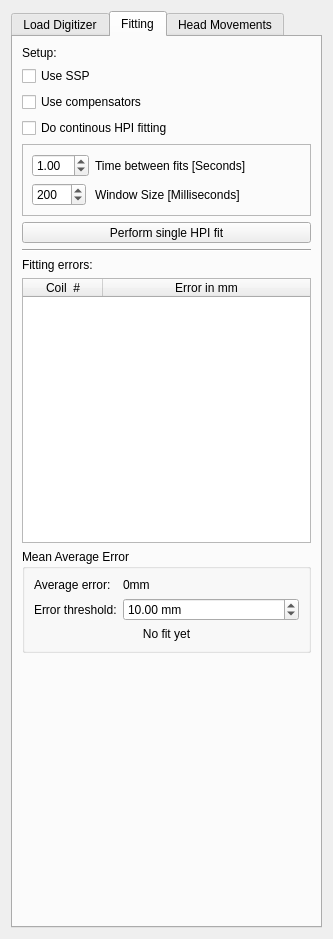
Before: the Qt Designer form libraries/disp/viewers/formfiles/hpisettingsview.ui in mne-tools/mne-cpp, drawn with Qt 5.
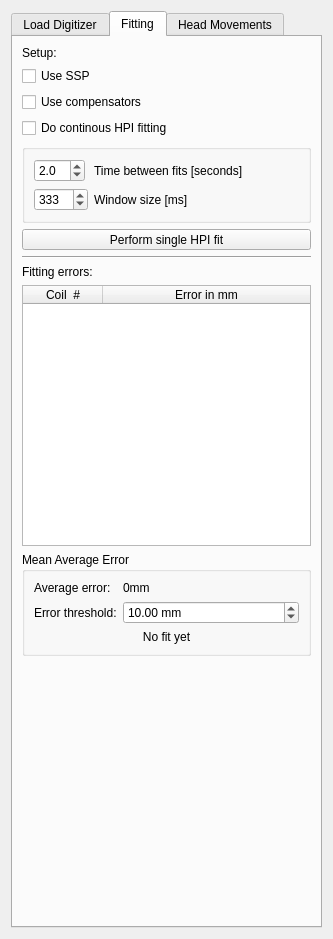
After: the same form once the commit is applied. The open tabs and pages were chosen to show the change.

Commit message: maint: make new spin box to avoid shadowing from old names

Diff of the .ui file:
```diff
--- a/libraries/disp/viewers/formfiles/hpisettingsview.ui
+++ b/libraries/disp/viewers/formfiles/hpisettingsview.ui
@@ -327,42 +327,37 @@
         </widget>
        </item>
        <item>
-        <widget class="QFrame" name="frame_samplesToFit">
+        <widget class="QGroupBox" name="groupBox_3">
          <property name="sizePolicy">
-          <sizepolicy hsizetype="Minimum" vsizetype="Preferred">
+          <sizepolicy hsizetype="Minimum" vsizetype="Minimum">
            <horstretch>0</horstretch>
            <verstretch>0</verstretch>
           </sizepolicy>
          </property>
-         <property name="minimumSize">
-          <size>
-           <width>61</width>
-           <height>35</height>
-          </size>
-         </property>
-         <property name="frameShape">
-          <enum>QFrame::StyledPanel</enum>
-         </property>
-         <property name="frameShadow">
-          <enum>QFrame::Raised</enum>
+         <property name="title">
+          <string/>
          </property>
          <layout class="QFormLayout" name="formLayout_5">
+          <item row="1" column="0">
+           <widget class="QSpinBox" name="m_spinBox_windowSize">
+            <property name="minimum">
+             <number>200</number>
+            </property>
+            <property name="maximum">
+             <number>1000</number>
+            </property>
+            <property name="singleStep">
+             <number>100</number>
+            </property>
+            <property name="value">
+             <number>333</number>
+            </property>
+           </widget>
+          </item>
           <item row="0" column="0">
-           <widget class="QDoubleSpinBox" name="m_doubleSpinBox_fittingRepetitionTime">
-            <property name="sizePolicy">
-             <sizepolicy hsizetype="Preferred" vsizetype="Fixed">
-              <horstretch>0</horstretch>
-              <verstretch>0</verstretch>
-             </sizepolicy>
-            </property>
-            <property name="maximumSize">
-             <size>
-              <width>70</width>
-              <height>16777215</height>
-             </size>
-            </property>
+           <widget class="QDoubleSpinBox" name="m_doubleSpinBox_repTime">
             <property name="decimals">
-             <number>2</number>
+             <number>1</number>
             </property>
             <property name="minimum">
              <double>0.200000000000000</double>
@@ -374,49 +369,21 @@
              <double>0.500000000000000</double>
             </property>
             <property name="value">
-             <double>1.000000000000000</double>
-            </property>
-           </widget>
-          </item>
-          <item row="1" column="0">
-           <widget class="QSpinBox" name="m_spinBox_windowSize">
-            <property name="sizePolicy">
-             <sizepolicy hsizetype="Preferred" vsizetype="Fixed">
-              <horstretch>0</horstretch>
-              <verstretch>0</verstretch>
-             </sizepolicy>
-            </property>
-            <property name="maximumSize">
-             <size>
-              <width>70</width>
-              <height>16777215</height>
-             </size>
-            </property>
-            <property name="minimum">
-             <number>50</number>
-            </property>
-            <property name="maximum">
-             <number>1000</number>
-            </property>
-            <property name="singleStep">
-             <number>10</number>
-            </property>
-            <property name="value">
-             <number>200</number>
+             <double>2.000000000000000</double>
             </property>
            </widget>
           </item>
           <item row="0" column="1">
            <widget class="QLabel" name="label_3">
             <property name="text">
-             <string>Time between fits [Seconds]</string>
+             <string>Time between fits [seconds]</string>
             </property>
            </widget>
           </item>
           <item row="1" column="1">
            <widget class="QLabel" name="label_4">
             <property name="text">
-             <string>Window Size [Milliseconds]</string>
+             <string>Window size [ms]</string>
             </property>
            </widget>
           </item>
```
Left out of the diff: 30 changed lines with no effect on the pictures. The commit also changes 2 other files.
